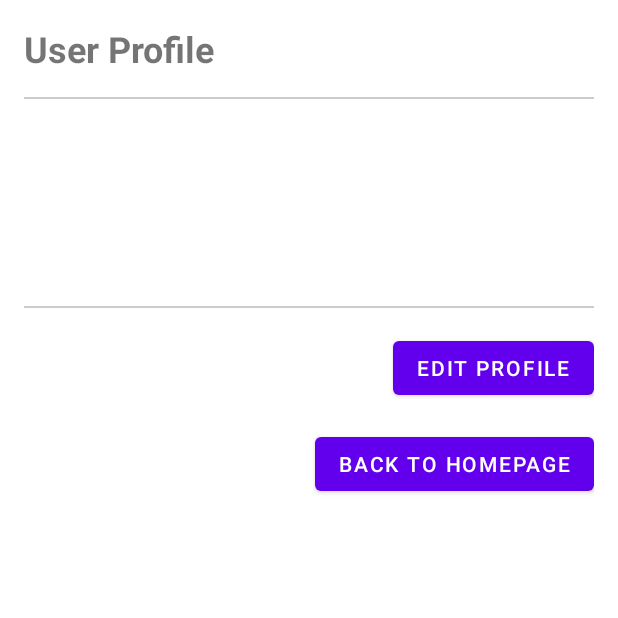
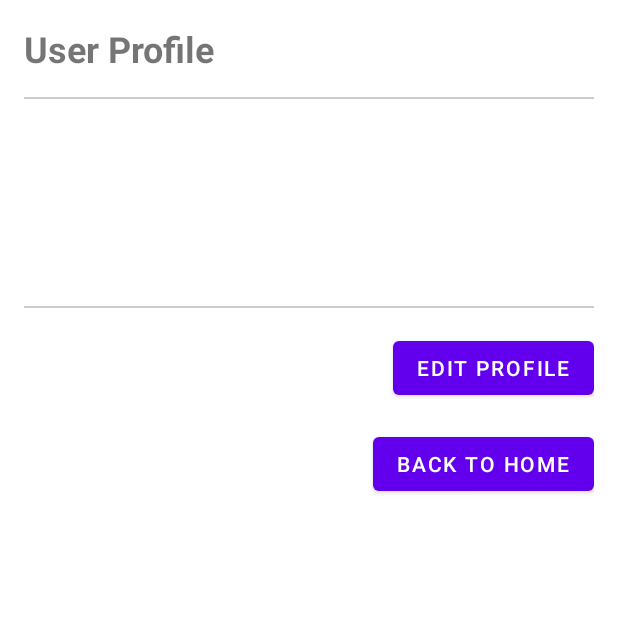
Before and after one commit to CMPUT301W23T34/QARMY, an Android app: the UserProfileActivity screen opened directly, with no data from a screen before it, on a phone screen of 412 x 824 dp, the top half of it. Run offline under Robolectric (Android 15) with nearby library versions, the phone set to English and light mode, and no system bars; 4 statements that could not run were skipped.

Commit message:
update profile

```diff
--- a/app/src/main/res/layout/activity_user_profile.xml
+++ b/app/src/main/res/layout/activity_user_profile.xml
@@ -60,12 +60,11 @@ android:padding="16dp">
         android:layout_gravity="end"
         android:layout_marginTop="16dp"/>
 
-
     <Button
         android:id="@+id/home_button"
         android:layout_width="wrap_content"
         android:layout_height="wrap_content"
-    android:text="Back to Homepage"
+        android:text="Back to Home"
         android:layout_gravity="end"
         android:layout_marginTop="16dp"/>
 
```
Lines whose indentation alone changed are shown as unchanged.
